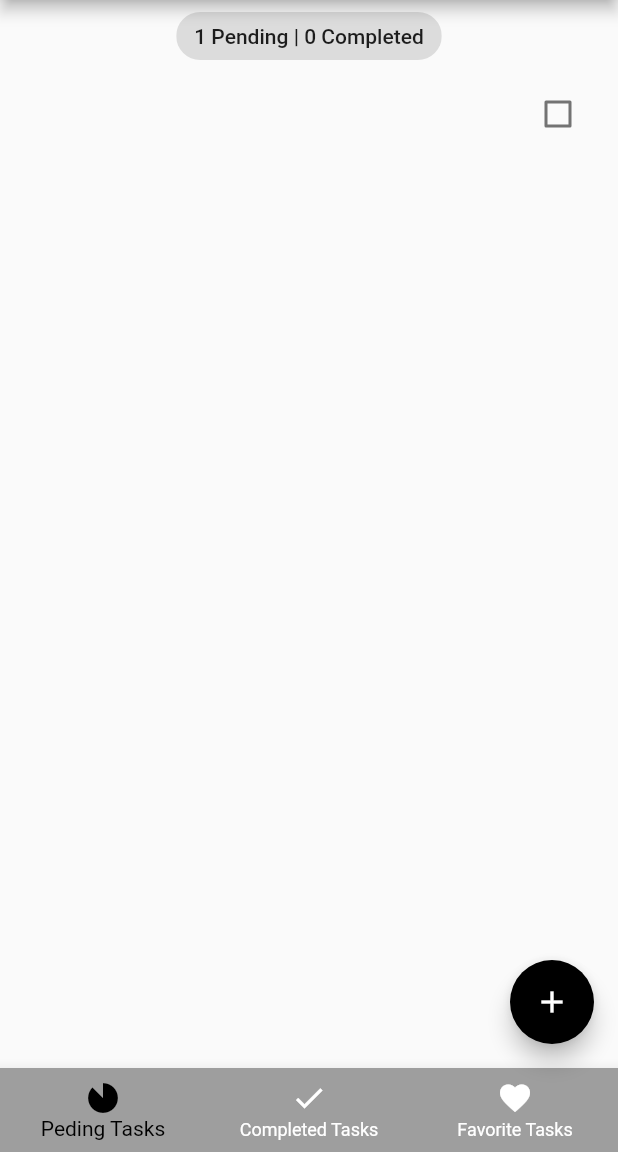
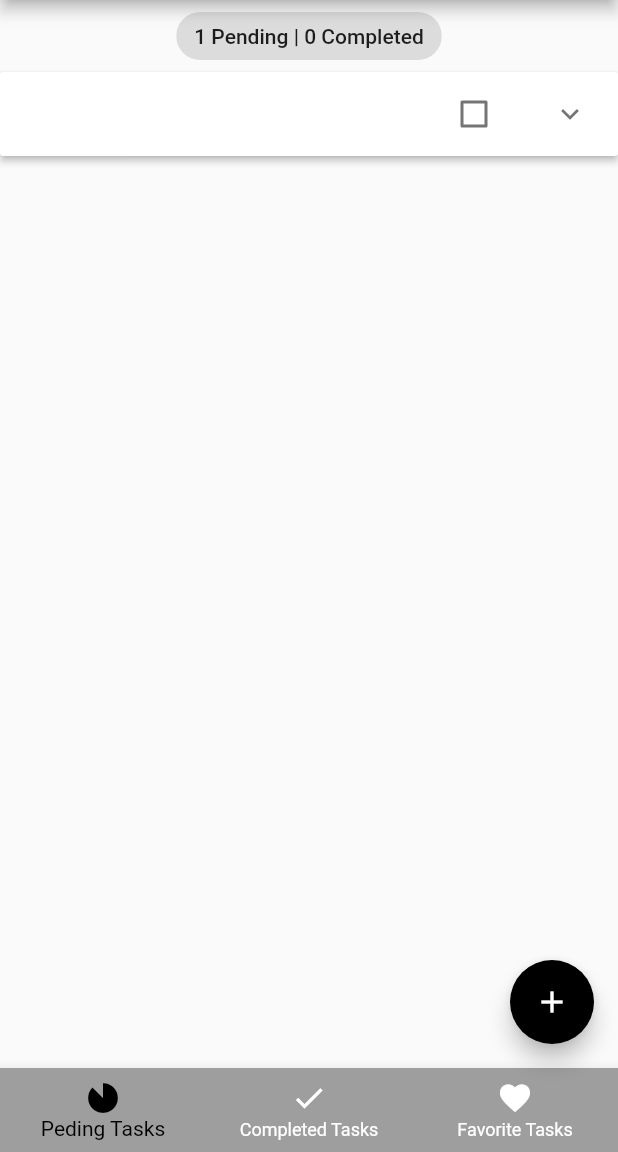
Before and after one commit to RodrigoLima96/todo-list-flutter, a Flutter app: the AddTaskModal widget shown alone on an empty page, opened directly, after a tap on "Add", on a phone screen of 412 x 824 dp, the part 84-1236 px from its top. Run offline on Flutter 3.47's test engine with Material 2 defaults, Android fonts, the phone set to English and light mode, and no system bars; our stand-ins replace equatable, flutter_bloc, hydrated_bloc.

Commit message:
add task description

```diff
--- a/lib/models/task.dart
+++ b/lib/models/task.dart
@@ -4,12 +4,14 @@ import 'package:equatable/equatable.dart';
 class Task extends Equatable {
   final String id;
   final String title;
+  final String description;
   bool? isDone;
   bool? isDeleted;
 
   Task({
     required this.id,
     required this.title,
+    required this.description,
     this.isDone,
     this.isDeleted,
   }) {
@@ -20,12 +22,14 @@ class Task extends Equatable {
   Task copyWith({
     String? id,
     String? title,
+    String? description,
     bool? isDone,
     bool? isDeleted,
   }) {
     return Task(
       id: id ?? this.id,
       title: title ?? this.title,
+      description: description ?? this.description,
       isDone: isDone ?? this.isDone,
       isDeleted: isDeleted ?? this.isDeleted,
     );
@@ -35,6 +39,7 @@ class Task extends Equatable {
     return {
       'id': id,
       'title': title,
+      'description': description,
       'isDone': isDone,
       'isDeleted': isDeleted,
     };
@@ -44,6 +49,7 @@ class Task extends Equatable {
     return Task(
       id: map['id'] ?? '',
       title: map['title'] ?? '',
+      description: map['description'] ?? '',
       isDone: map['isDone'],
       isDeleted: map['isDeleted'],
     );
@@ -53,6 +59,7 @@ class Task extends Equatable {
   List<Object?> get props => [
         id,
         title,
+        description,
         isDone,
         isDeleted,
       ];
--- a/lib/pages/completed_tasks/completed_tasks_page.dart
+++ b/lib/pages/completed_tasks/completed_tasks_page.dart
@@ -19,7 +19,7 @@ class CompletedTasksPage extends StatelessWidget {
             Center(
               child: Chip(label: Text('${tasksList.length} Tasks')),
             ),
-            TasksList(tasks: tasksList),
+            TasksList(tasksList: tasksList),
           ],
         );
       },
--- a/lib/pages/favorite_tasks/favorite_tasks_page.dart
+++ b/lib/pages/favorite_tasks/favorite_tasks_page.dart
@@ -19,7 +19,7 @@ class FavoriteTasksPage extends StatelessWidget {
             Center(
               child: Chip(label: Text('${tasksList.length} Tasks')),
             ),
-            TasksList(tasks: tasksList),
+            TasksList(tasksList: tasksList),
           ],
         );
       },
--- a/lib/pages/pending_tasks/pending_tasks_page.dart
+++ b/lib/pages/pending_tasks/pending_tasks_page.dart
@@ -23,7 +23,7 @@ class PendingTasksPage extends StatelessWidget {
                 ),
               ),
             ),
-            TasksList(tasks: tasksList),
+            TasksList(tasksList: tasksList),
           ],
         );
       },
--- a/lib/pages/recycle_bin/recycle_bin_page.dart
+++ b/lib/pages/recycle_bin/recycle_bin_page.dart
@@ -24,7 +24,7 @@ class RecycleBinPage extends StatelessWidget {
               Center(
                 child: Chip(label: Text('${state.removedTasks.length} Tasks')),
               ),
-              TasksList(tasks: state.removedTasks),
+              TasksList(tasksList: state.removedTasks),
             ],
           ),
         );
--- a/lib/pages/tabs_page/tabs_page.dart
+++ b/lib/pages/tabs_page/tabs_page.dart
@@ -26,6 +26,7 @@ class _TabsPageState extends State<TabsPage> {
   void _addTask(BuildContext context) {
     showModalBottomSheet(
       context: context,
+      isScrollControlled: true,
       builder: (context) => const SingleChildScrollView(
         child: AddTaskModal(),
       ),
--- a/lib/widgets/add_task_modal.dart
+++ b/lib/widgets/add_task_modal.dart
@@ -11,6 +11,7 @@ class AddTaskModal extends StatelessWidget {
   @override
   Widget build(BuildContext context) {
     TextEditingController titleController = TextEditingController();
+    TextEditingController descriptionController = TextEditingController();
 
     return Container(
       padding: EdgeInsets.only(
@@ -30,6 +31,17 @@ class AddTaskModal extends StatelessWidget {
                 border: OutlineInputBorder(),
               ),
             ),
+            const SizedBox(height: 10),
+            TextField(
+              autofocus: true,
+              controller: descriptionController,
+              minLines: 3,
+              maxLines: 5,
+              decoration: const InputDecoration(
+                label: Text('description'),
+                border: OutlineInputBorder(),
+              ),
+            ),
             Row(
               mainAxisAlignment: MainAxisAlignment.spaceEvenly,
               children: [
@@ -42,6 +54,7 @@ class AddTaskModal extends StatelessWidget {
                     var task = Task(
                       id: const Uuid().v1(),
                       title: titleController.text,
+                      description: descriptionController.text,
                     );
                     context.read<TasksBloc>().add(AddTask(task: task));
                     Navigator.pop(context);
--- a/lib/widgets/task_tile.dart
+++ b/lib/widgets/task_tile.dart
@@ -22,6 +22,7 @@ class TaskTile extends StatelessWidget {
     return ListTile(
       title: Text(
         task.title,
+        overflow: TextOverflow.ellipsis,
         style: TextStyle(
           decoration: task.isDone! ? TextDecoration.lineThrough : null,
         ),
--- a/lib/widgets/tasks_list.dart
+++ b/lib/widgets/tasks_list.dart
@@ -3,23 +3,57 @@ import 'package:todo_list/models/task.dart';
 import 'package:todo_list/widgets/task_tile.dart';
 
 class TasksList extends StatelessWidget {
+  final List<Task> tasksList;
+
   const TasksList({
     Key? key,
-    required this.tasks,
+    required this.tasksList,
   }) : super(key: key);
-
-  final List<Task> tasks;
 
   @override
   Widget build(BuildContext context) {
     return Expanded(
-      child: ListView.builder(
-        itemCount: tasks.length,
-        itemBuilder: (context, index) {
-          var task = tasks[index];
-          return TaskTile(task: task);
-        },
+      child: SingleChildScrollView(
+        child: ExpansionPanelList.radio(
+          children: tasksList
+              .map((task) => ExpansionPanelRadio(
+                  value: task.id,
+                  headerBuilder: (context, isExpanded) => TaskTile(task: task),
+                  body: ListTile(
+                    title: SelectableText.rich(
+                      TextSpan(
+                        children: [
+                          const TextSpan(
+                            text: 'Text\n',
+                            style: TextStyle(
+                              fontWeight: FontWeight.bold,
+                            ),
+                          ),
+                          TextSpan(text: task.title),
+                          const TextSpan(
+                            text: '\n\nDescription\n',
+                            style: TextStyle(
+                              fontWeight: FontWeight.bold,
+                            ),
+                          ),
+                          TextSpan(text: task.description),
+                        ],
+                      ),
+                    ),
+                  )))
+              .toList(),
+        ),
       ),
     );
   }
 }
+
+// Expanded(
+//       child: ListView.builder(
+//         itemCount: tasks.length,
+//         itemBuilder: (context, index) {
+//           var task = tasks[index];
+//           return TaskTile(task: task);
+//         },
+//       ),
+//     );
```
